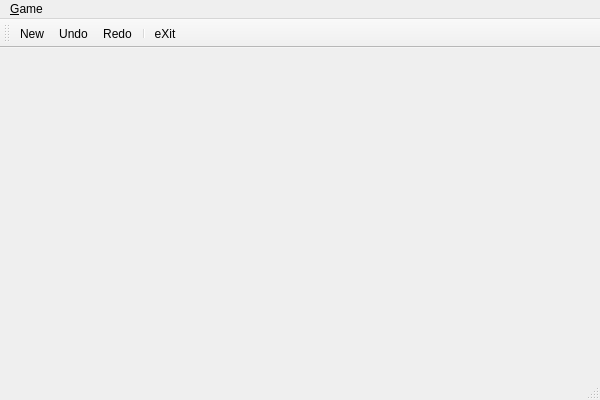
vivisuke/FreeCell, file FreeCell/QtFreeCell/MainWindow.ui: the form before one commit.
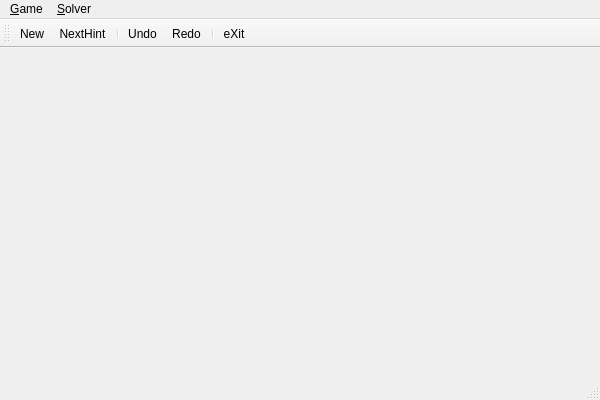
The form after the commit. Icons and pictures are not drawn.

Patch:
```diff
--- a/FreeCell/QtFreeCell/MainWindow.ui
+++ b/FreeCell/QtFreeCell/MainWindow.ui
@@ -34,7 +34,14 @@
     <addaction name="separator"/>
     <addaction name="action_eXit"/>
    </widget>
+   <widget class="QMenu" name="menu_Solver">
+    <property name="title">
+     <string>&amp;Solver</string>
+    </property>
+    <addaction name="action_NextHint"/>
+   </widget>
    <addaction name="menu_Game"/>
+   <addaction name="menu_Solver"/>
   </widget>
   <widget class="QToolBar" name="mainToolBar">
    <attribute name="toolBarArea">
@@ -44,6 +51,8 @@
     <bool>false</bool>
    </attribute>
    <addaction name="action_New"/>
+   <addaction name="action_NextHint"/>
+   <addaction name="separator"/>
    <addaction name="action_Undo"/>
    <addaction name="action_Redo"/>
    <addaction name="separator"/>
@@ -86,6 +95,15 @@
     <string>&amp;Redo</string>
    </property>
   </action>
+  <action name="action_NextHint">
+   <property name="icon">
+    <iconset resource="MainWindow.qrc">
+     <normaloff>:/MainWindow/Resources/question.png</normaloff>:/MainWindow/Resources/question.png</iconset>
+   </property>
+   <property name="text">
+    <string>&amp;NextHint</string>
+   </property>
+  </action>
  </widget>
  <layoutdefault spacing="6" margin="11"/>
  <resources>
```
